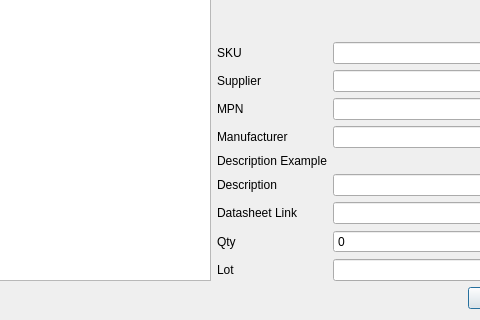
ArnePhotonics/EpartStocker, file partcreationwindow.ui: the form before one commit; both pictures show x 116 to 596 and y 157 to 477 of the 902 by 477 pixel window.
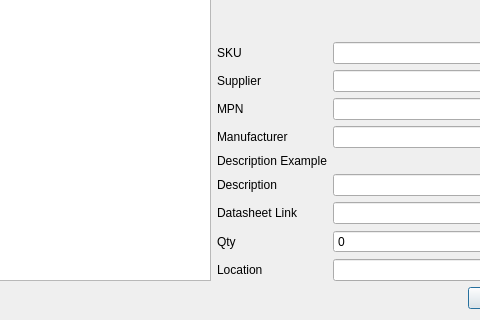
The form after the commit.

```diff
--- a/partcreationwindow.ui
+++ b/partcreationwindow.ui
@@ -66,7 +66,7 @@
      <item row="13" column="0">
       <widget class="QLabel" name="lotLabel">
        <property name="text">
-        <string>Lot</string>
+        <string>Location</string>
        </property>
       </widget>
      </item>
```
Left out of the diff: 2 changed lines with no effect on the pictures.
